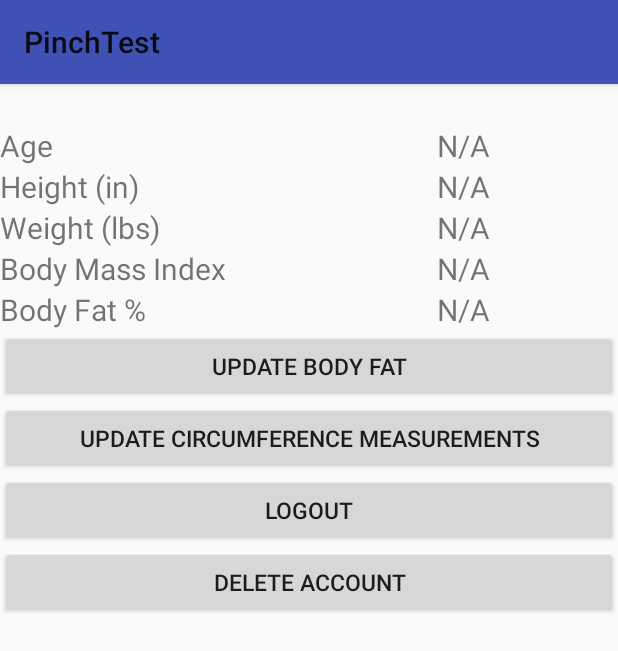
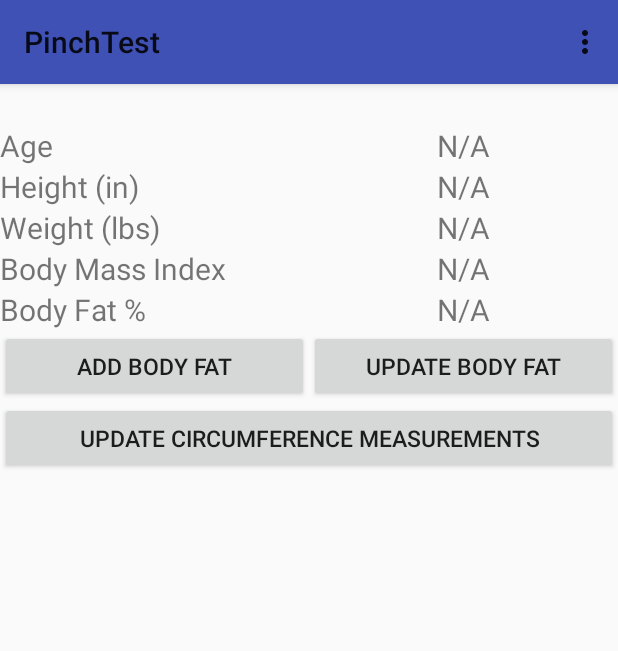
Before and after one commit to VisVires/CS496, an Android app: the Menu screen opened directly, with no data from a screen before it, on a phone screen of 412 x 824 dp. Shown: the top 651 px of the screen. Run offline under Robolectric (Android 15) with nearby library versions, the light colour scheme and no system bars; libraries missing offline, so code that uses them is left out: net.openid.appauth.

Commit message:
added more features including menu/action bar

```diff
--- a/Final_Project/PinchTest/app/src/main/res/layout/activity_menu.xml
+++ b/Final_Project/PinchTest/app/src/main/res/layout/activity_menu.xml
@@ -120,30 +120,29 @@
             android:layout_weight="1"
             android:text="@string/na"/>
     </LinearLayout>
-    <Button
-        android:id="@+id/calc_button"
+    <LinearLayout
         android:layout_width="match_parent"
         android:layout_height="wrap_content"
-        android:textSize="15dp"
-        android:text="@string/bodyfat_button"/>
+        android:weightSum="2">
+        <Button
+            android:id="@+id/calc_button"
+            android:layout_width="match_parent"
+            android:layout_height="wrap_content"
+            android:textSize="15dp"
+            android:layout_weight="1"
+            android:text="@string/add_button"/>
+        <Button
+            android:id="@+id/mod_button"
+            android:layout_width="match_parent"
+            android:layout_height="wrap_content"
+            android:textSize="15dp"
+            android:layout_weight="1"
+            android:text="@string/update_button"/>
+    </LinearLayout>
     <Button
         android:id="@+id/circum_button"
         android:layout_width="match_parent"
         android:layout_height="wrap_content"
         android:textSize="15dp"
         android:text="@string/circum_button"/>
-    <Button
-        android:id="@+id/logout_button"
-        android:layout_width="match_parent"
-        android:layout_height="wrap_content"
-        android:textAlignment="center"
-        android:textSize="15dp"
-        android:text="@string/logout_button"/>
-    <Button
-        android:id="@+id/delete_button"
-        android:layout_width="match_parent"
-        android:layout_height="wrap_content"
-        android:textAlignment="center"
-        android:textSize="15dp"
-        android:text="@string/delete_button"/>
 </LinearLayout>
--- a/Final_Project/PinchTest/app/src/main/res/layout/activity_pinches.xml
+++ b/Final_Project/PinchTest/app/src/main/res/layout/activity_pinches.xml
@@ -19,7 +19,7 @@
         android:layout_height="wrap_content"
         android:textSize="25dp"
         android:textAlignment="center"
-        android:text="@string/bodyfat_button"/>
+        android:text="@string/add_button"/>
     <LinearLayout
         android:layout_width="match_parent"
         android:layout_height="wrap_content"
@@ -173,7 +173,7 @@
             android:textAllCaps="true"
             android:textSize="15dp"
             android:layout_weight="1"
-            android:text="@string/bodyfat_button"/>
+            android:text="@string/add_button"/>
         <Button
             android:id="@+id/back_button"
             android:layout_width="match_parent"
--- a/Final_Project/PinchTest/app/src/main/res/menu/toolbar_menu.xml
+++ b/Final_Project/PinchTest/app/src/main/res/menu/toolbar_menu.xml
@@ -1,4 +1,14 @@
 <?xml version="1.0" encoding="utf-8"?>
-<menu xmlns:android="http://schemas.android.com/apk/res/android">
-
+<menu xmlns:android="http://schemas.android.com/apk/res/android"
+    xmlns:app="http://schemas.android.com/apk/res-auto"
+    xmlns:tools="http://schemas.android.com/tools"
+    tools:context=".activity.MainActivity">
+    <item
+        android:id="@+id/action_sign_out"
+        android:title="@string/logout_button"
+        app:showAsAction="never"/>
+    <item
+        android:id="@+id/delete_profile"
+        android:title="@string/delete_button"
+        app:showAsAction="never"/>
 </menu>
--- a/Final_Project/PinchTest/app/src/main/res/values/strings.xml
+++ b/Final_Project/PinchTest/app/src/main/res/values/strings.xml
@@ -21,7 +21,8 @@
     <string name="hips">Hips</string>
     <string name="thigh">Thigh</string>
     <string name="calf">Calf</string>
-    <string name="bodyfat_button">Update Body Fat</string>
+    <string name="update_button">Update Body Fat</string>
+    <string name="add_button">Add Body Fat</string>
     <string name="get_started">Get Current Stats</string>
     <string name="circum_button">Update Circumference Measurements</string>
     <string name="new_user_button">Input User Data</string>
```
Also changed, not shown: Final_Project/PinchTest/app/src/main/java/com/oauth/georgew/pinchtest/Circumference.java (+26 -0 lines), Final_Project/PinchTest/app/src/main/java/com/oauth/georgew/pinchtest/MainActivity.java (+25 -1 lines), Final_Project/PinchTest/app/src/main/java/com/oauth/georgew/pinchtest/Menu.java (+26 -0 lines), Final_Project/PinchTest/app/src/main/java/com/oauth/georgew/pinchtest/NewUser.java (+26 -0 lines), Final_Project/PinchTest/app/src/main/java/com/oauth/georgew/pinchtest/Pinches.java (+27 -1 lines).
